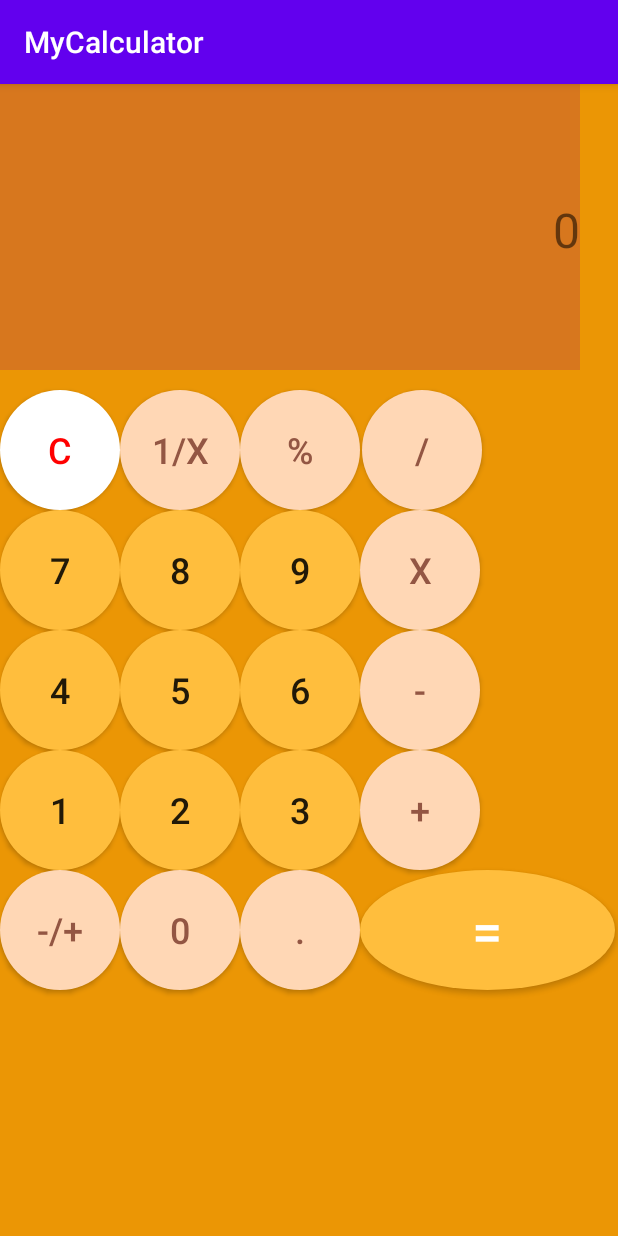
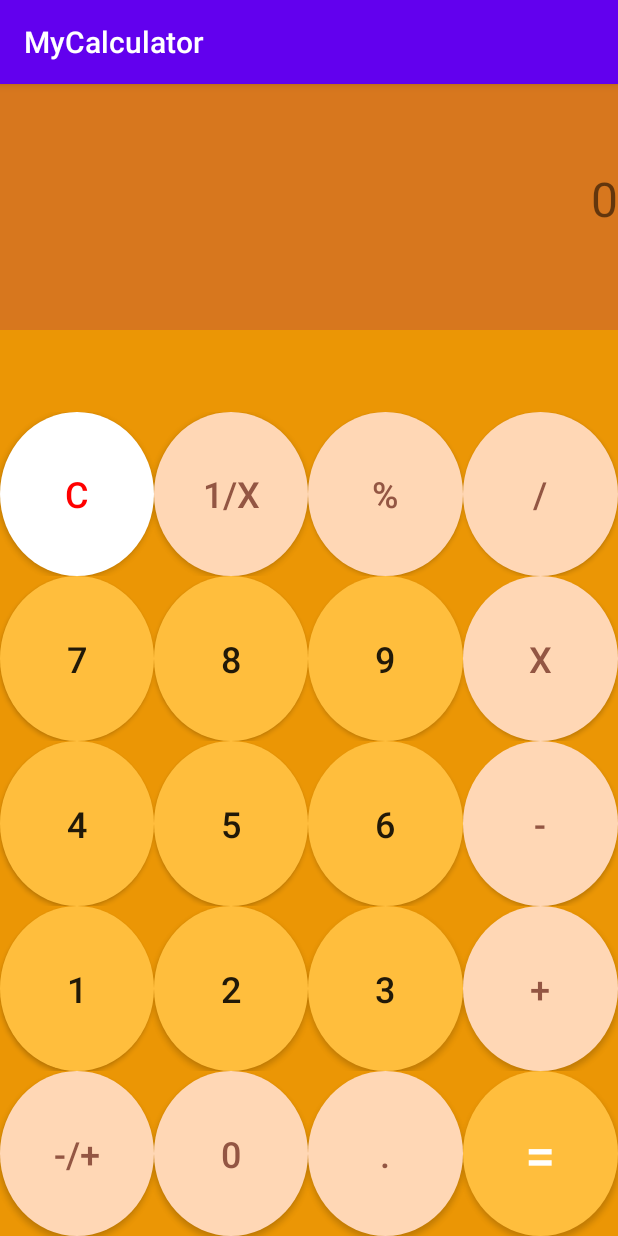
Before and after one commit to SebastienColl/Calculator-SEG2505, an Android app: the screen it shows after launch (MainActivity), on a phone screen of 412 x 824 dp. Run offline under Robolectric (Android 15) with nearby library versions, the phone set to English and light mode, and no system bars.

Commit message:
Update activity_main.xml

```diff
--- a/app/src/main/res/layout/activity_main.xml
+++ b/app/src/main/res/layout/activity_main.xml
@@ -1,146 +1,49 @@
 <?xml version="1.0" encoding="utf-8"?>
 
-<RelativeLayout xmlns:android="http://schemas.android.com/apk/res/android"
+<LinearLayout xmlns:android="http://schemas.android.com/apk/res/android"
     xmlns:app="http://schemas.android.com/apk/res-auto"
     xmlns:tools="http://schemas.android.com/tools"
     android:layout_width="match_parent"
     android:layout_height="match_parent"
     tools:context=".MainActivity"
     android:background="#EB9605"
-    >
+    android:orientation="vertical"
+    android:weightSum="7">
 
-
-    <Button
-        android:id="@+id/btn6"
-        android:layout_width="80dp"
-        android:layout_height="80dp"
-        android:layout_below="@id/btn9"
-        android:layout_toRightOf="@id/btn5"
-        android:background="@drawable/round_button"
-        android:text="6"
-        android:textSize="24sp" />
-
-    <Button
-        android:id="@+id/btn3"
-        android:layout_width="80dp"
-        android:layout_height="80dp"
-        android:layout_below="@id/btn6"
-        android:layout_toRightOf="@id/btn2"
-        android:background="@drawable/round_button"
-        android:text="3"
-        android:textSize="24sp" />
-
-    <Button
-        android:id="@+id/btn4"
-        android:layout_width="80dp"
-        android:layout_height="80dp"
-        android:layout_below="@id/btn7"
-        android:background="@drawable/round_button"
-        android:text="4"
-        android:textSize="24sp" />
-
-    <Button
-        android:id="@+id/btn9"
-        android:layout_width="80dp"
-        android:layout_height="80dp"
-        android:layout_below="@id/btnpercentage"
-        android:layout_toRightOf="@id/btn8"
-        android:background="@drawable/round_button"
-        android:text="9"
-        android:textSize="24sp" />
-
-    <Button
-        android:id="@+id/btnplus"
-        android:layout_width="80dp"
-        android:layout_height="80dp"
-        android:layout_below="@id/btnminus"
-        android:layout_toRightOf="@id/btn3"
-        android:background="@drawable/round_button2"
-        android:text="+"
-        android:textColor="#935643"
-        android:textSize="24sp" />
-
-    <Button
-        android:id="@+id/btnequals"
-        android:layout_width="170dp"
-        android:layout_height="80dp"
-        android:layout_below="@id/btnplus"
-        android:layout_toRightOf="@id/btndot"
-        android:background="@drawable/round_button"
-        android:text="="
-        android:textColor="#FFFFFF"
-        android:textSize="36sp" />
-
-    <Button
-        android:id="@+id/btn5"
-        android:layout_width="80dp"
-        android:layout_height="80dp"
-        android:layout_below="@id/btn8"
-        android:layout_toRightOf="@id/btn4"
-        android:background="@drawable/round_button"
-        android:text="5"
-        android:textSize="24sp" />
-
-    <Button
-        android:id="@+id/btntimes"
-        android:layout_width="80dp"
-        android:layout_height="80dp"
-        android:layout_below="@id/btndiv"
-        android:layout_toRightOf="@id/btn9"
-        android:background="@drawable/round_button2"
-        android:text="x"
-        android:textColor="#935643"
-        android:textSize="24sp" />
-
-    <Button
-        android:id="@+id/btn7"
-        android:layout_width="80dp"
-        android:layout_height="80dp"
-        android:layout_below="@id/btnclear"
-        android:background="@drawable/round_button"
-        android:text="7"
-        android:textSize="24sp" />
-
-    <Button
-        android:id="@+id/btndiv"
-        android:layout_width="80dp"
-        android:layout_height="80dp"
-        android:layout_below="@id/textprimary"
-        android:layout_marginLeft="1dp"
-        android:layout_marginTop="13dp"
-        android:layout_toRightOf="@id/btnpercentage"
-        android:background="@drawable/round_button2"
-        android:text="/"
-        android:textColor="#935643"
-        android:textSize="24sp" />
-
-    <Button
-        android:id="@+id/btnminus"
-        android:layout_width="80dp"
-        android:layout_height="80dp"
-        android:layout_below="@id/btntimes"
-        android:layout_toRightOf="@id/btn6"
-        android:background="@drawable/round_button2"
-        android:text="-"
-        android:textColor="#935643"
-        android:textSize="24sp" />
-
-    <Button
-        android:id="@+id/btn8"
-        android:layout_width="80dp"
-        android:layout_height="80dp"
-        android:layout_below="@id/btninverse"
-        android:layout_toRightOf="@id/btn7"
-        android:background="@drawable/round_button"
-        android:text="8"
-        android:textSize="24sp" />
+    <TextView
+        android:id="@+id/textsecondary"
+        android:layout_width="match_parent"
+        android:layout_height="0dp"
+        android:background="#80C35A38"
+        android:gravity="right|end"
+        android:layout_weight="0.5"
+        android:textSize="32sp" />
+    <TextView
+        android:id="@+id/textprimary"
+        android:layout_width="match_parent"
+        android:layout_height="0dp"
+        android:layout_below="@id/textsecondary"
+        android:background="#80C35A38"
+        android:gravity="right|end"
+        android:layout_weight="1"
+        android:textSize="32sp" />
+    <LinearLayout
+        android:layout_width="match_parent"
+        android:layout_height="0dp"
+        android:layout_weight="0.5"
+        android:orientation="horizontal"/>
+    <LinearLayout
+        android:layout_width="match_parent"
+        android:layout_height="0dp"
+        android:layout_weight="1"
+        android:orientation="horizontal"
+        android:weightSum="4" >
 
         <Button
             android:id="@+id/btnclear"
-        android:layout_width="80dp"
-        android:layout_height="80dp"
-        android:layout_below="@id/textprimary"
-        android:layout_marginTop="13dp"
+            android:layout_width="0dp"
+            android:layout_height="match_parent"
+            android:layout_weight="1"
             android:background="@drawable/round_button3"
             android:text="C"
             android:textColor="#FF0000"
@@ -148,98 +51,217 @@
 
         <Button
             android:id="@+id/btninverse"
-        android:layout_width="80dp"
-        android:layout_height="80dp"
-        android:layout_below="@id/textprimary"
-        android:layout_marginLeft="0dp"
-        android:layout_marginTop="13dp"
-        android:layout_toRightOf="@id/btnclear"
+            android:layout_width="0dp"
+            android:layout_height="match_parent"
+            android:layout_weight="1"
             android:background="@drawable/round_button2"
             android:text="1/x"
             android:textColor="#935643"
             android:textSize="24sp" />
 
         <Button
+            android:id="@+id/btnpercentage"
+            android:layout_width="0dp"
+            android:layout_height="match_parent"
+            android:layout_weight="1"
+            android:background="@drawable/round_button2"
+            android:text="%"
+            android:textColor="#935643"
+            android:textSize="24sp" />
+
+        <Button
+            android:id="@+id/btndiv"
+            android:layout_width="0dp"
+            android:layout_height="match_parent"
+            android:layout_weight="1"
+            android:background="@drawable/round_button2"
+            android:text="/"
+            android:textColor="#935643"
+            android:textSize="24sp" />
+    </LinearLayout>
+    <LinearLayout
+        android:layout_width="match_parent"
+        android:layout_height="0dp"
+        android:layout_weight="1"
+        android:orientation="horizontal"
+        android:weightSum="4" >
+
+        <Button
+            android:id="@+id/btn7"
+            android:layout_width="0dp"
+            android:layout_height="match_parent"
+            android:layout_below="@id/btnclear"
+            android:layout_weight="1"
+            android:background="@drawable/round_button"
+            android:text="7"
+            android:textSize="24sp" />
+
+        <Button
+            android:id="@+id/btn8"
+            android:layout_width="0dp"
+            android:layout_height="match_parent"
+            android:layout_weight="1"
+            android:background="@drawable/round_button"
+            android:text="8"
+            android:textSize="24sp" />
+
+        <Button
+            android:id="@+id/btn9"
+            android:layout_width="0dp"
+            android:layout_height="match_parent"
+            android:layout_weight="1"
+            android:background="@drawable/round_button"
+            android:text="9"
+            android:textSize="24sp" />
+
+        <Button
+            android:id="@+id/btntimes"
+            android:layout_width="0dp"
+            android:layout_height="match_parent"
+            android:layout_weight="1"
+            android:background="@drawable/round_button2"
+            android:text="x"
+            android:textColor="#935643"
+            android:textSize="24sp" />
+
+    </LinearLayout>
+    <LinearLayout
+        android:layout_width="match_parent"
+        android:layout_height="0dp"
+        android:layout_weight="1"
+        android:orientation="horizontal"
+        android:weightSum="4" >
+
+        <Button
+            android:id="@+id/btn4"
+            android:layout_width="0dp"
+            android:layout_height="match_parent"
+            android:layout_weight="1"
+            android:background="@drawable/round_button"
+            android:text="4"
+            android:textSize="24sp" />
+
+        <Button
+            android:id="@+id/btn5"
+            android:layout_width="0dp"
+            android:layout_height="match_parent"
+            android:layout_weight="1"
+            android:background="@drawable/round_button"
+            android:text="5"
+            android:textSize="24sp" />
+
+        <Button
+            android:id="@+id/btn6"
+            android:layout_width="0dp"
+            android:layout_height="match_parent"
+            android:layout_weight="1"
+            android:background="@drawable/round_button"
+            android:text="6"
+            android:textSize="24sp" />
+
+        <Button
+            android:id="@+id/btnminus"
+            android:layout_width="0dp"
+            android:layout_height="match_parent"
+            android:layout_weight="1"
+            android:background="@drawable/round_button2"
+            android:text="-"
+            android:textColor="#935643"
+            android:textSize="24sp" />
+
+    </LinearLayout>
+    <LinearLayout
+        android:layout_width="match_parent"
+        android:layout_height="0dp"
+        android:layout_weight="1"
+        android:orientation="horizontal"
+        android:weightSum="4" >
+
+        <Button
+            android:id="@+id/btn1"
+            android:layout_width="0dp"
+            android:layout_height="match_parent"
+            android:layout_weight="1"
+            android:background="@drawable/round_button"
+            android:text="1"
+            android:textSize="24sp" />
+
+        <Button
+            android:id="@+id/btn2"
+            android:layout_width="0dp"
+            android:layout_height="match_parent"
+            android:layout_weight="1"
+            android:background="@drawable/round_button"
+            android:text="2"
+            android:textSize="24sp" />
+
+        <Button
+            android:id="@+id/btn3"
+            android:layout_width="0dp"
+            android:layout_height="match_parent"
+            android:layout_weight="1"
+            android:background="@drawable/round_button"
+            android:text="3"
+            android:textSize="24sp" />
+
+        <Button
+            android:id="@+id/btnplus"
+            android:layout_width="0dp"
+            android:layout_height="match_parent"
+            android:layout_weight="1"
+            android:background="@drawable/round_button2"
+            android:text="+"
+            android:textColor="#935643"
+            android:textSize="24sp" />
+
+    </LinearLayout>
+    <LinearLayout
+        android:layout_width="match_parent"
+        android:layout_height="0dp"
+        android:layout_weight="1"
+        android:orientation="horizontal"
+        android:weightSum="4" >
+
+        <Button
             android:id="@+id/btnminusplus"
-        android:layout_width="80dp"
-        android:layout_height="80dp"
-        android:layout_below="@id/btn1"
+            android:layout_width="0dp"
+            android:layout_height="match_parent"
+            android:layout_weight="1"
             android:background="@drawable/round_button2"
             android:text="-/+"
             android:textColor="#935643"
             android:textSize="24sp" />
 
         <Button
-        android:id="@+id/btnpercentage"
-        android:layout_width="80dp"
-        android:layout_height="80dp"
-        android:layout_below="@id/textprimary"
-        android:layout_marginLeft="0dp"
-        android:layout_marginTop="13dp"
-        android:layout_toRightOf="@id/btninverse"
-        android:background="@drawable/round_button2"
-        android:text="%"
-        android:textColor="#935643"
-        android:textSize="24sp" />
-
-    <Button
-        android:id="@+id/btn1"
-        android:layout_width="80dp"
-        android:layout_height="80dp"
-        android:layout_below="@id/btn4"
-        android:background="@drawable/round_button"
-        android:text="1"
-        android:textSize="24sp" />
-
-    <Button
             android:id="@+id/btn0"
-        android:layout_width="80dp"
-        android:layout_height="80dp"
-        android:layout_below="@id/btn2"
-        android:layout_toRightOf="@id/btnminusplus"
+            android:layout_width="0dp"
+            android:layout_height="match_parent"
+            android:layout_weight="1"
             android:background="@drawable/round_button2"
             android:text="0"
             android:textColor="#935643"
             android:textSize="24sp" />
 
         <Button
-        android:id="@+id/btn2"
-        android:layout_width="80dp"
-        android:layout_height="80dp"
-        android:layout_below="@id/btn5"
-        android:layout_toRightOf="@id/btn1"
-        android:background="@drawable/round_button"
-        android:text="2"
-        android:textSize="24sp" />
-
-    <Button
             android:id="@+id/btndot"
-        android:layout_width="80dp"
-        android:layout_height="80dp"
-        android:layout_below="@id/btn3"
-        android:layout_toRightOf="@id/btn0"
+            android:layout_width="0dp"
+            android:layout_height="match_parent"
+            android:layout_weight="1"
             android:background="@drawable/round_button2"
             android:text="."
             android:textColor="#935643"
             android:textSize="24sp" />
 
-    <TextView
-        android:id="@+id/textprimary"
-        android:layout_width="match_parent"
-        android:layout_height="115dp"
-        android:layout_below="@id/textsecondary"
-        android:layout_marginRight="25dp"
-        android:background="#80C35A38"
-        android:gravity="right|end"
-        android:textSize="32sp" />
+        <Button
+            android:id="@+id/btnequals"
+            android:layout_width="0dp"
+            android:layout_height="match_parent"
+            android:layout_weight="1"
+            android:background="@drawable/round_button"
+            android:text="="
+            android:textColor="#FFFFFF"
+            android:textSize="36sp" />
+    </LinearLayout>
 
-    <TextView
-        android:id="@+id/textsecondary"
-        android:layout_width="match_parent"
-        android:layout_height="75dp"
-        android:layout_marginRight="25dp"
-        android:background="#80C35A38"
-        android:gravity="right|end"
-        android:textSize="32sp" />
 
-</RelativeLayout>
+</LinearLayout>
```
Lines whose indentation alone changed are shown as unchanged.
